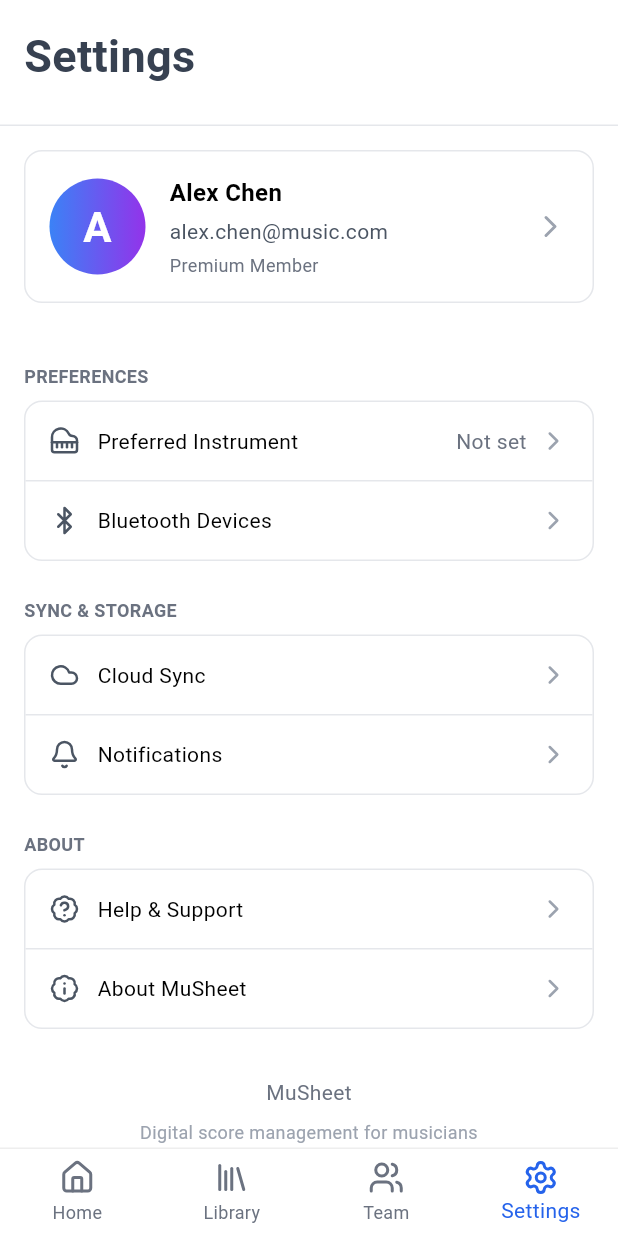
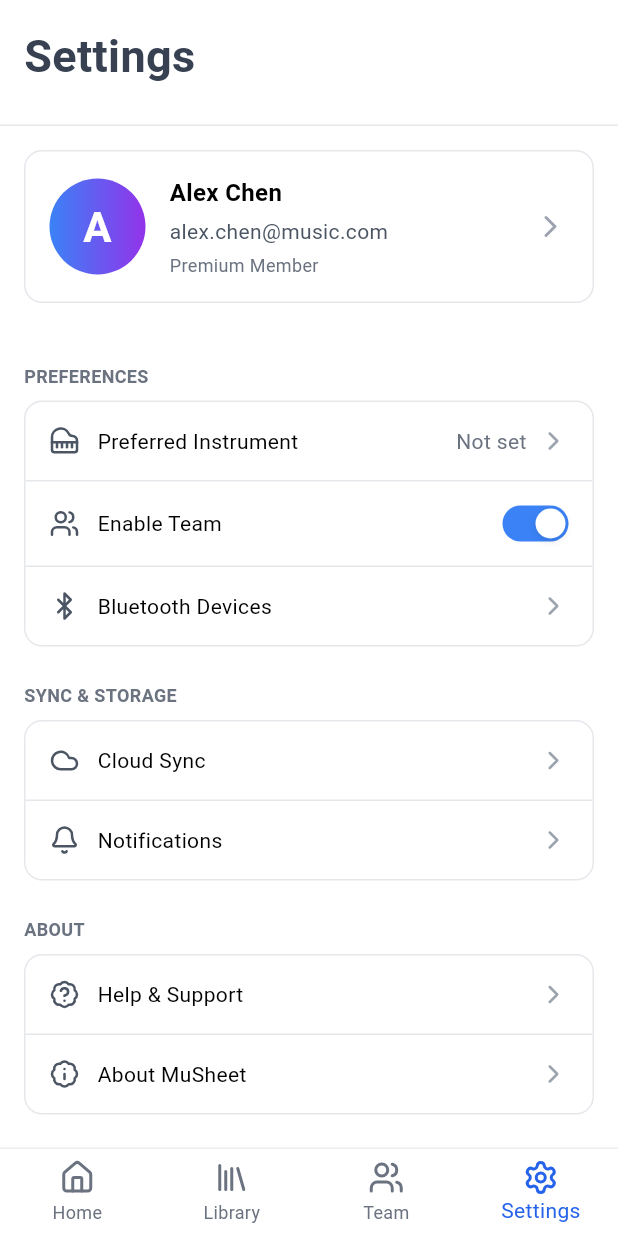
Before and after one commit to TecReaGroup/musheet, a Flutter app: the screen it shows after launch, item 4 of the bottom bar chosen, on a phone screen of 412 x 824 dp. Run offline on Flutter 3.47's test engine with Material 3 defaults, Android fonts, the light colour scheme and no system bars; our stand-ins replace file_picker, flutter_riverpod, flutter_svg, google_fonts, lucide_icons_flutter; missing offline and left inert: metronome, pdfrx.

Commit message:
Add: add a setting to choose open team use or personal use

```diff
--- a/lib/app.dart
+++ b/lib/app.dart
@@ -99,6 +99,34 @@ class _MainScaffoldState extends ConsumerState<MainScaffold> {
   @override
   Widget build(BuildContext context) {
     final currentPage = ref.watch(currentPageProvider);
+    final teamEnabled = ref.watch(teamEnabledProvider);
+
+    // If team is disabled and current page is team, redirect to settings
+    if (!teamEnabled && currentPage == AppPage.team) {
+      WidgetsBinding.instance.addPostFrameCallback((_) {
+        if (mounted) {
+          ref.read(currentPageProvider.notifier).state = AppPage.settings;
+        }
+      });
+    }
+
+    // Calculate the actual index for IndexedStack
+    final int stackIndex;
+    if (teamEnabled) {
+      stackIndex = currentPage.index;
+    } else {
+      // When team is disabled: Home=0, Library=1, Settings=2
+      switch (currentPage) {
+        case AppPage.home:
+          stackIndex = 0;
+        case AppPage.library:
+          stackIndex = 1;
+        case AppPage.team:
+          stackIndex = 2; // Will be redirected to settings
+        case AppPage.settings:
+          stackIndex = 2;
+      }
+    }
 
     // Ensure system UI style is applied on every build
     SystemChrome.setSystemUIOverlayStyle(const SystemUiOverlayStyle(
@@ -124,12 +152,12 @@ class _MainScaffoldState extends ConsumerState<MainScaffold> {
         extendBody: true,
         extendBodyBehindAppBar: true,
         body: IndexedStack(
-          index: currentPage.index,
-          children: const [
-            HomeScreen(),
-            LibraryScreen(),
-            TeamScreen(),
-            SettingsScreen(),
+          index: stackIndex,
+          children: [
+            const HomeScreen(),
+            const LibraryScreen(),
+            if (teamEnabled) const TeamScreen(),
+            const SettingsScreen(),
           ],
         ),
         bottomNavigationBar: Container(
@@ -152,29 +180,30 @@ class _MainScaffoldState extends ConsumerState<MainScaffold> {
               highlightColor: Colors.transparent,
             ),
             child: BottomNavigationBar(
-              currentIndex: currentPage.index,
+              currentIndex: _getAdjustedIndex(currentPage, teamEnabled),
               onTap: (index) {
-                ref.read(currentPageProvider.notifier).state = AppPage.values[index];
+                ref.read(currentPageProvider.notifier).state = _getPageFromIndex(index, teamEnabled);
               },
               type: BottomNavigationBarType.fixed,
               elevation: 0,
-              items: const [
-                BottomNavigationBarItem(
+              items: [
+                const BottomNavigationBarItem(
                   icon: Icon(AppIcons.homeOutlined),
                   activeIcon: Icon(AppIcons.home),
                   label: 'Home',
                 ),
-                BottomNavigationBarItem(
+                const BottomNavigationBarItem(
                   icon: Icon(AppIcons.libraryMusicOutlined),
                   activeIcon: Icon(AppIcons.libraryMusic),
                   label: 'Library',
                 ),
-                BottomNavigationBarItem(
-                  icon: Icon(AppIcons.peopleOutline),
-                  activeIcon: Icon(AppIcons.people),
-                  label: 'Team',
-                ),
-                BottomNavigationBarItem(
+                if (teamEnabled)
+                  const BottomNavigationBarItem(
+                    icon: Icon(AppIcons.peopleOutline),
+                    activeIcon: Icon(AppIcons.people),
+                    label: 'Team',
+                  ),
+                const BottomNavigationBarItem(
                   icon: Icon(AppIcons.settingsOutlined),
                   activeIcon: Icon(AppIcons.settings),
                   label: 'Settings',
@@ -186,4 +215,43 @@ class _MainScaffoldState extends ConsumerState<MainScaffold> {
       ),
     );
   }
+
+  // Helper to get adjusted index for bottom navigation
+  int _getAdjustedIndex(AppPage page, bool teamEnabled) {
+    if (teamEnabled) {
+      return page.index;
+    } else {
+      // When team is disabled: Home=0, Library=1, Settings=2
+      switch (page) {
+        case AppPage.home:
+          return 0;
+        case AppPage.library:
+          return 1;
+        case AppPage.team:
+          return 2; // Should not happen, but default to settings
+        case AppPage.settings:
+          return 2;
+      }
+    }
+  }
+
+  // Helper to get page from bottom navigation index
+  AppPage _getPageFromIndex(int index, bool teamEnabled) {
+    if (teamEnabled) {
+      // Team enabled: Home=0, Library=1, Team=2, Settings=3
+      return AppPage.values[index];
+    } else {
+      // Team disabled: Home=0, Library=1, Settings=2
+      switch (index) {
+        case 0:
+          return AppPage.home;
+        case 1:
+          return AppPage.library;
+        case 2:
+          return AppPage.settings;
+        default:
+          return AppPage.home;
+      }
+    }
+  }
 }
--- a/lib/screens/settings_screen.dart
+++ b/lib/screens/settings_screen.dart
@@ -4,7 +4,7 @@ import '../theme/app_colors.dart';
 import '../utils/icon_mappings.dart';
 import '../widgets/common_widgets.dart';
 import '../models/instrument_score.dart';
-import 'library_screen.dart' show preferredInstrumentProvider;
+import 'library_screen.dart' show preferredInstrumentProvider, teamEnabledProvider;
 import 'instrument_preference_screen.dart';
 
 class SettingsScreen extends ConsumerWidget {
@@ -131,6 +131,54 @@ class SettingsScreen extends ConsumerWidget {
                   );
                 },
               ),
+              Consumer(
+                builder: (context, ref, child) {
+                  final teamEnabled = ref.watch(teamEnabledProvider);
+
+                  return SettingsListItem(
+                    icon: AppIcons.people,
+                    label: 'Enable Team',
+                    trailing: GestureDetector(
+                      onTap: () {
+                        ref.read(teamEnabledProvider.notifier).setTeamEnabled(!teamEnabled);
+                      },
+                      child: AnimatedContainer(
+                        duration: const Duration(milliseconds: 200),
+                        width: 44,
+                        height: 24,
+                        decoration: BoxDecoration(
+                          borderRadius: BorderRadius.circular(12),
+                          color: teamEnabled ? AppColors.blue500 : AppColors.gray300,
+                        ),
+                        child: AnimatedAlign(
+                          duration: const Duration(milliseconds: 200),
+                          alignment: teamEnabled ? Alignment.centerRight : Alignment.centerLeft,
+                          child: Container(
+                            width: 20,
+                            height: 20,
+                            margin: const EdgeInsets.symmetric(horizontal: 2),
+                            decoration: BoxDecoration(
+                              shape: BoxShape.circle,
+                              color: Colors.white,
+                              boxShadow: [
+                                BoxShadow(
+                                  color: Colors.black.withValues(alpha: 0.1),
+                                  blurRadius: 4,
+                                  offset: const Offset(0, 2),
+                                ),
+                              ],
+                            ),
+                          ),
+                        ),
+                      ),
+                    ),
+                    onTap: () {
+                      ref.read(teamEnabledProvider.notifier).setTeamEnabled(!teamEnabled);
+                    },
+                    showDivider: true,
+                  );
+                },
+              ),
               SettingsListItem(
                 icon: AppIcons.bluetooth,
                 label: 'Bluetooth Devices',
```
Also changed, not shown: lib/providers/teams_provider.dart (+48 -0 lines), lib/screens/home_screen.dart (+13 -0 lines), lib/screens/library_screen.dart (+19 -0 lines).
